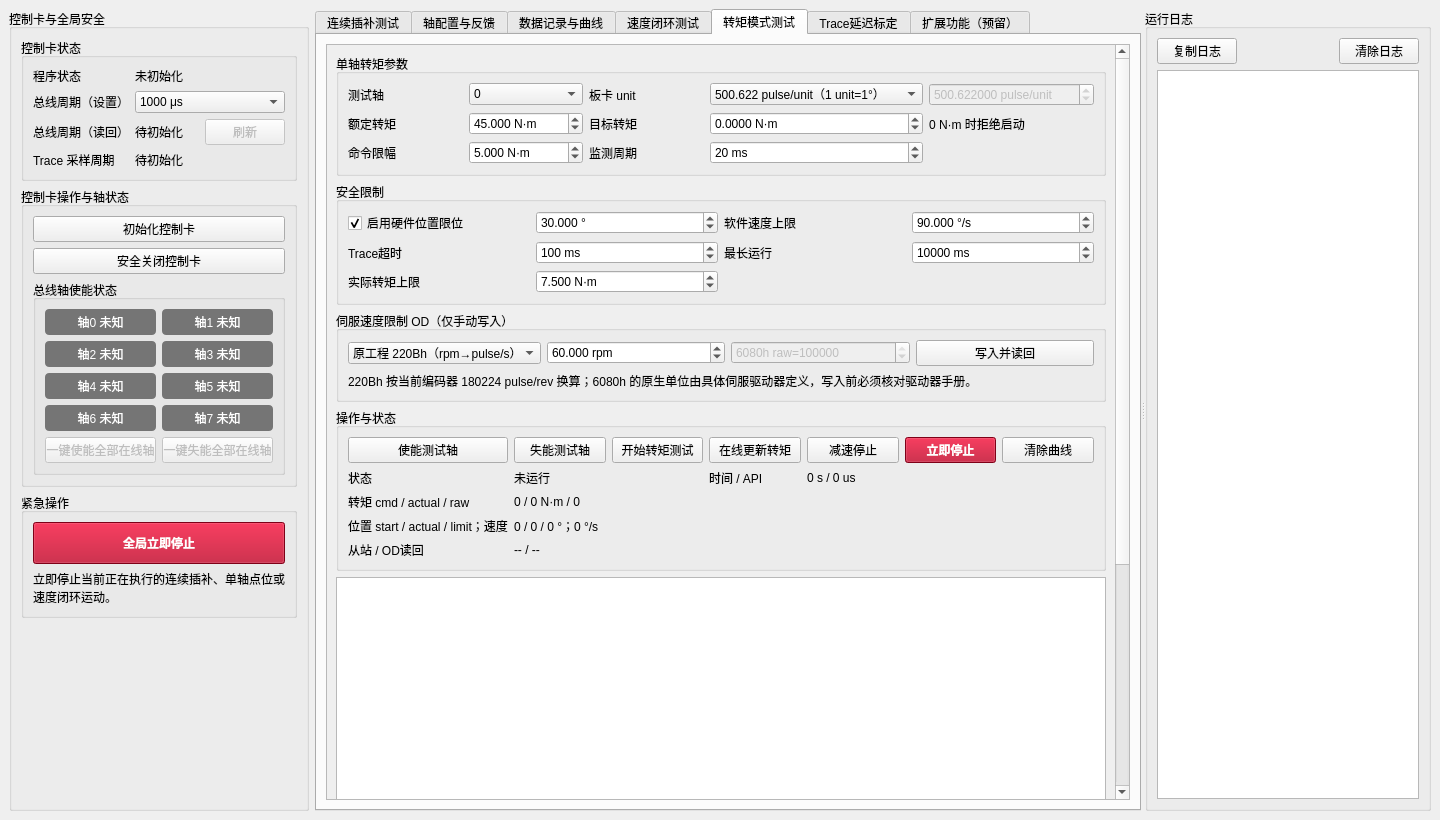
The window that conti_ctrl/mainwindow.ui (yzj148162-cmyk/E5000-ContiInterpolation) describes before a commit, drawn with Qt 5.
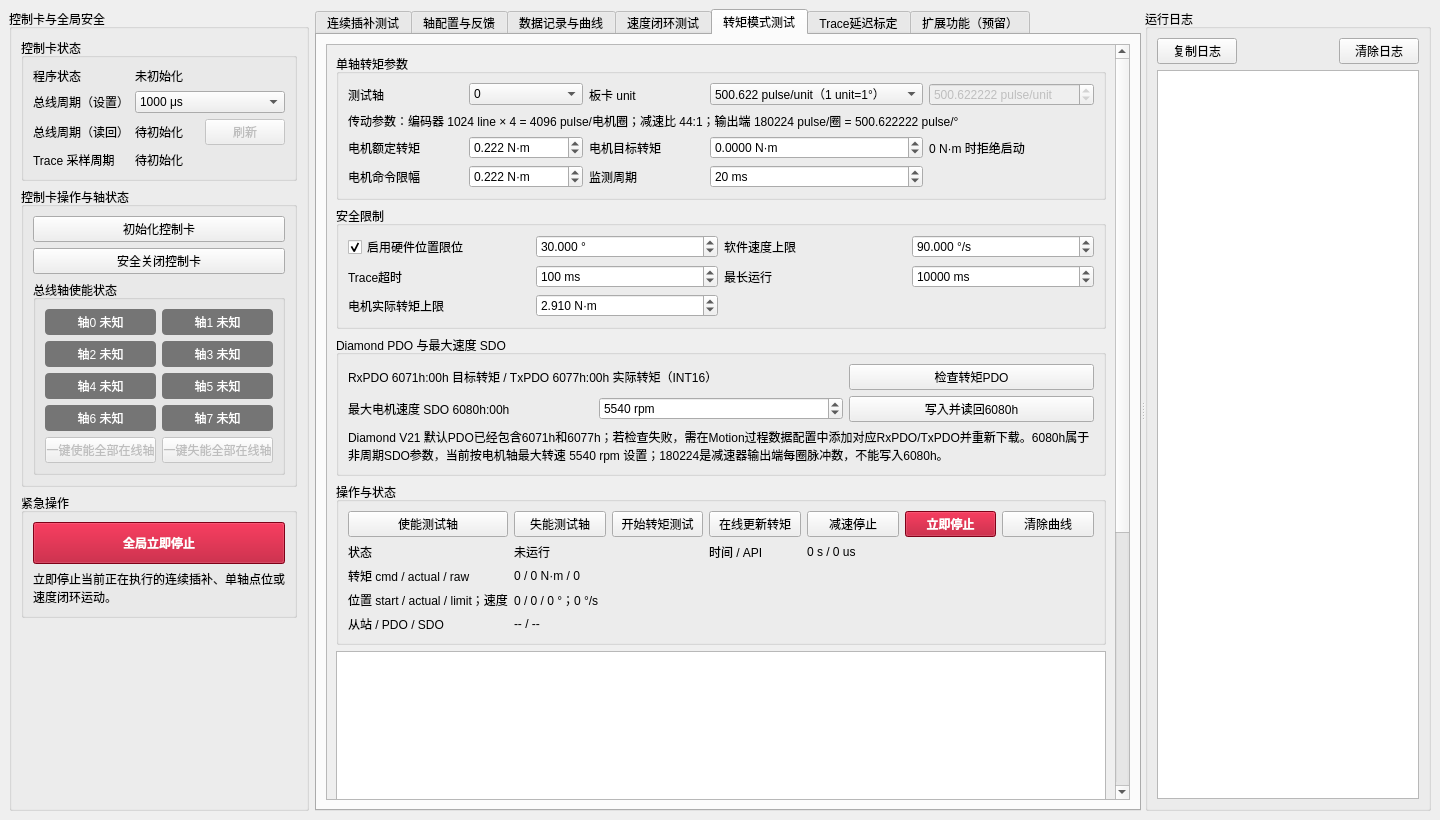
The same window after the commit. The open tabs and pages were chosen to show the change. Custom widgets are drawn as their Qt base class.

Commit message: 修正Diamond转矩PDO与电机参数

```diff
--- a/conti_ctrl/mainwindow.ui
+++ b/conti_ctrl/mainwindow.ui
@@ -3064,31 +3064,38 @@
                   <property name="decimals"><number>6</number></property>
                   <property name="minimum"><double>0.000001000000000</double></property>
                   <property name="maximum"><double>1000000000.000000000000000</double></property>
-                  <property name="value"><double>500.622000000000014</double></property>
+                  <property name="value"><double>500.622222000000024</double></property>
                  </widget>
                 </item>
-                <item row="1" column="0">
+                <item row="1" column="0" colspan="5">
+                 <widget class="QLabel" name="torqueMotorParameterSummaryLabel">
+                  <property name="text"><string>传动参数：编码器 1024 line × 4 = 4096 pulse/电机圈；减速比 44:1；输出端 180224 pulse/圈 = 500.622222 pulse/°</string></property>
+                  <property name="wordWrap"><bool>true</bool></property>
+                 </widget>
+                </item>
+                <item row="2" column="0">
                  <widget class="QLabel" name="torqueRatedLabel">
-                  <property name="toolTip"><string>电机额定转矩，用于在 N·m 与 CiA402 千分额定转矩之间换算。</string></property>
-                  <property name="text"><string>额定转矩</string></property>
+                  <property name="toolTip"><string>电机轴额定转矩，用于在电机轴 N·m 与 CiA402 千分额定转矩之间换算；不包含减速器放大和效率。</string></property>
+                  <property name="text"><string>电机额定转矩</string></property>
                  </widget>
                 </item>
-                <item row="1" column="1">
+                <item row="2" column="1">
                  <widget class="QDoubleSpinBox" name="torqueRatedSpin">
                   <property name="toolTip"><string>原工程电机额定转矩为45 N·m；更换电机后必须按铭牌修改。</string></property>
                   <property name="suffix"><string> N·m</string></property>
                   <property name="decimals"><number>3</number></property>
                   <property name="minimum"><double>0.001000000000000</double></property>
                   <property name="maximum"><double>10000.000000000000000</double></property>
-                  <property name="value"><double>45.000000000000000</double></property>
+                  <property name="value"><double>0.222000000000000</double></property>
                  </widget>
                 </item>
-                <item row="1" column="2">
+                <item row="2" column="2">
                  <widget class="QLabel" name="torqueTargetLabel">
-                  <property name="text"><string>目标转矩</string></property>
+                  <property name="toolTip"><string>电机轴目标转矩。理论减速器输出转矩为电机轴转矩×44×减速器效率；因效率未知，程序不自动换算输出端转矩。</string></property>
+                  <property name="text"><string>电机目标转矩</string></property>
                  </widget>
                 </item>
-                <item row="1" column="3">
+                <item row="2" column="3">
                  <widget class="QDoubleSpinBox" name="torqueTargetSpin">
                   <property name="suffix"><string> N·m</string></property>
                   <property name="decimals"><number>4</number></property>
@@ -3097,31 +3104,32 @@
                   <property name="value"><double>0.000000000000000</double></property>
                  </widget>
                 </item>
-                <item row="1" column="4">
+                <item row="2" column="4">
                  <widget class="QLabel" name="torqueZeroHintLabel">
                   <property name="text"><string>0 N·m 时拒绝启动</string></property>
                  </widget>
                 </item>
-                <item row="2" column="0">
+                <item row="3" column="0">
                  <widget class="QLabel" name="torqueCommandLimitLabel">
-                  <property name="text"><string>命令限幅</string></property>
+                  <property name="toolTip"><string>电机轴目标转矩的绝对值上限，默认采用额定转矩 0.222 N·m。</string></property>
+                  <property name="text"><string>电机命令限幅</string></property>
                  </widget>
                 </item>
-                <item row="2" column="1">
+                <item row="3" column="1">
                  <widget class="QDoubleSpinBox" name="torqueCommandLimitSpin">
                   <property name="suffix"><string> N·m</string></property>
                   <property name="decimals"><number>3</number></property>
                   <property name="minimum"><double>0.001000000000000</double></property>
                   <property name="maximum"><double>10000.000000000000000</double></property>
-                  <property name="value"><double>5.000000000000000</double></property>
+                  <property name="value"><double>0.222000000000000</double></property>
                  </widget>
                 </item>
-                <item row="2" column="2">
+                <item row="3" column="2">
                  <widget class="QLabel" name="torqueMonitorPeriodLabel">
                   <property name="text"><string>监测周期</string></property>
                  </widget>
                 </item>
-                <item row="2" column="3">
+                <item row="3" column="3">
                  <widget class="QSpinBox" name="torqueMonitorPeriodSpin">
                   <property name="suffix"><string> ms</string></property>
                   <property name="minimum"><number>5</number></property>
@@ -3182,8 +3190,8 @@
                 </item>
                 <item row="2" column="0">
                  <widget class="QLabel" name="torqueActualLimitLabel">
-                  <property name="toolTip"><string>nmc_get_torque 换算后的实际转矩绝对值超过该值时立即停止。</string></property>
-                  <property name="text"><string>实际转矩上限</string></property>
+                  <property name="toolTip"><string>nmc_get_torque 换算出的电机轴实际转矩绝对值超过该值时立即停止。</string></property>
+                  <property name="text"><string>电机实际转矩上限</string></property>
                  </widget>
                 </item>
                 <item row="2" column="1">
@@ -3193,49 +3201,51 @@
                   <property name="decimals"><number>3</number></property>
                   <property name="minimum"><double>0.001000000000000</double></property>
                   <property name="maximum"><double>10000.000000000000000</double></property>
-                  <property name="value"><double>7.500000000000000</double></property>
+                  <property name="value"><double>2.910000000000000</double></property>
                  </widget>
                 </item>
                </layout>
               </widget>
              </item>
              <item>
-              <widget class="QGroupBox" name="torqueOdGroup">
-               <property name="title"><string>伺服速度限制 OD（仅手动写入）</string></property>
+             <widget class="QGroupBox" name="torqueOdGroup">
+               <property name="title"><string>Diamond PDO 与最大速度 SDO</string></property>
                <layout class="QGridLayout" name="torqueOdLayout">
-                <item row="0" column="0">
-                 <widget class="QComboBox" name="torqueOdCombo">
-                  <item><property name="text"><string>原工程 220Bh（rpm→pulse/s）</string></property></item>
-                  <item><property name="text"><string>手册 6080h（驱动器原生值）</string></property></item>
-                 </widget>
-                </item>
-                <item row="0" column="1">
-                 <widget class="QDoubleSpinBox" name="torqueOdRpmSpin">
-                  <property name="suffix"><string> rpm</string></property>
-                  <property name="decimals"><number>3</number></property>
-                  <property name="minimum"><double>0.001000000000000</double></property>
-                  <property name="maximum"><double>100000.000000000000000</double></property>
-                  <property name="value"><double>60.000000000000000</double></property>
+                <item row="0" column="0" colspan="2">
+                 <widget class="QLabel" name="torquePdoRequirementLabel">
+                  <property name="text"><string>RxPDO 6071h:00h 目标转矩 / TxPDO 6077h:00h 实际转矩（INT16）</string></property>
                  </widget>
                 </item>
                 <item row="0" column="2">
+                 <widget class="QPushButton" name="torqueCheckPdoButton">
+                  <property name="toolTip"><string>只读检查控制卡当前过程数据中是否能按索引读取6071h和6077h，不修改PDO配置。</string></property>
+                  <property name="text"><string>检查转矩PDO</string></property>
+                 </widget>
+                </item>
+                <item row="1" column="0">
+                 <widget class="QLabel" name="torqueMaximumMotorSpeedLabel">
+                  <property name="toolTip"><string>电机轴最大速度，不是编码器脉冲数。当前按电机空载转速 5540 rpm 设置。</string></property>
+                  <property name="text"><string>最大电机速度 SDO 6080h:00h</string></property>
+                 </widget>
+                </item>
+                <item row="1" column="1">
                  <widget class="QSpinBox" name="torqueOd6080RawSpin">
-                  <property name="enabled"><bool>false</bool></property>
-                  <property name="prefix"><string>6080h raw=</string></property>
+                  <property name="toolTip"><string>Diamond/CiA402 对象 6080h 的最大电机速度，当前默认 5540 rpm；写入前仍应以驱动器对象字典的单位定义为准。</string></property>
+                  <property name="suffix"><string> rpm</string></property>
                   <property name="minimum"><number>1</number></property>
                   <property name="maximum"><number>2147483647</number></property>
-                  <property name="value"><number>180224</number></property>
+                  <property name="value"><number>5540</number></property>
                  </widget>
                 </item>
-                <item row="0" column="3">
+                <item row="1" column="2">
                  <widget class="QPushButton" name="torqueWriteOdButton">
-                  <property name="toolTip"><string>仅在无运动任务时写入所选轴，并立即读回核对。不会随转矩测试启动自动执行。</string></property>
-                  <property name="text"><string>写入并读回</string></property>
+                  <property name="toolTip"><string>通过SDO写入6080h并立即读回；仅在无运动任务时执行，不会随转矩测试启动自动写入。</string></property>
+                  <property name="text"><string>写入并读回6080h</string></property>
                  </widget>
                 </item>
-                <item row="1" column="0" colspan="4">
+                <item row="2" column="0" colspan="3">
                  <widget class="QLabel" name="torqueOdHintLabel">
-                  <property name="text"><string>220Bh 按当前编码器 180224 pulse/rev 换算；6080h 的原生单位由具体伺服驱动器定义，写入前必须核对驱动器手册。</string></property>
+                  <property name="text"><string>Diamond V21 默认PDO已经包含6071h和6077h；若检查失败，需在Motion过程数据配置中添加对应RxPDO/TxPDO并重新下载。6080h属于非周期SDO参数，当前按电机轴最大转速 5540 rpm 设置；180224是减速器输出端每圈脉冲数，不能写入6080h。</string></property>
                   <property name="wordWrap"><bool>true</bool></property>
                  </widget>
                 </item>
@@ -3266,7 +3276,7 @@
                 <item row="2" column="1" colspan="6"><widget class="QLabel" name="torqueValueValueLabel"><property name="text"><string>0 / 0 N·m / 0</string></property></widget></item>
                 <item row="3" column="0"><widget class="QLabel" name="torqueMotionLabel"><property name="text"><string>位置 start / actual / limit；速度</string></property></widget></item>
                 <item row="3" column="1" colspan="6"><widget class="QLabel" name="torqueMotionValueLabel"><property name="text"><string>0 / 0 / 0 °；0 °/s</string></property></widget></item>
-                <item row="4" column="0"><widget class="QLabel" name="torqueOdStatusLabel"><property name="text"><string>从站 / OD读回</string></property></widget></item>
+                <item row="4" column="0"><widget class="QLabel" name="torqueOdStatusLabel"><property name="text"><string>从站 / PDO / SDO</string></property></widget></item>
                 <item row="4" column="1" colspan="6"><widget class="QLabel" name="torqueOdStatusValueLabel"><property name="text"><string>-- / --</string></property></widget></item>
                </layout>
               </widget>
```
Left out of the diff: 6 changed lines with no effect on the pictures. The commit also changes 11 other files.
